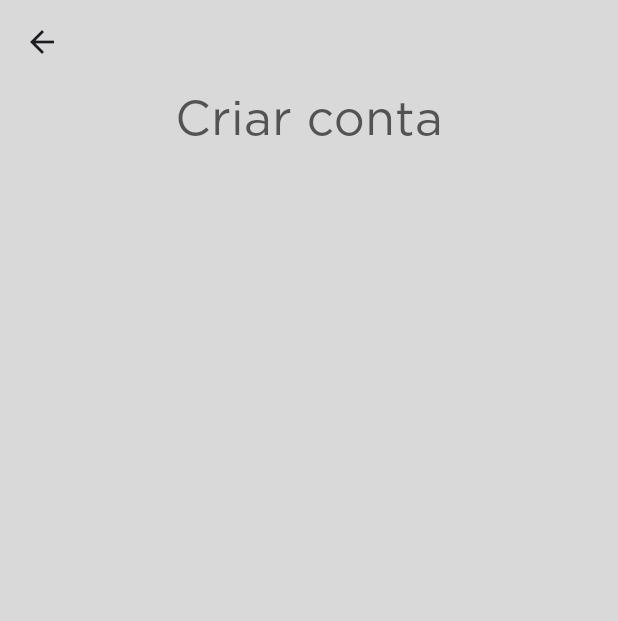
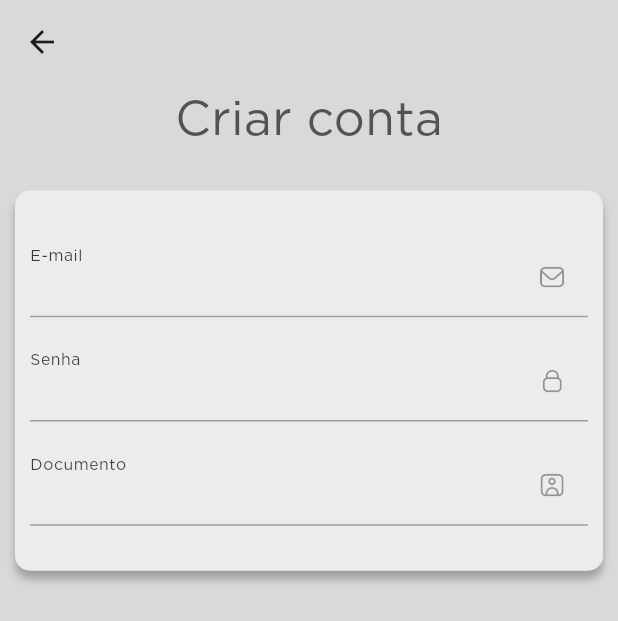
Before and after one commit to bystartupgit/ivi-marcenaria-app, a Flutter app: the RegisterPage screen opened by its route, on a phone screen of 412 x 824 dp. Shown: the top 621 px of the screen. Run offline on Flutter 3.47's test engine with Material 3 defaults, Android fonts, the phone set to English and light mode, and no system bars; our stand-ins replace flutter_modular.

Commit message:
Register components

```diff
--- a/lib/modules/login/presentation/components/login_card_widget.dart
+++ b/lib/modules/login/presentation/components/login_card_widget.dart
@@ -2,10 +2,10 @@ import 'package:flutter/material.dart';
 import 'package:flutter_modular/flutter_modular.dart';
 import 'package:marcenaria/core/themes/color_theme.dart';
 import 'package:marcenaria/modules/login/domain/mappers/router_mapper.dart';
-import 'package:marcenaria/modules/login/presentation/components/login_icons.dart';
-import 'package:marcenaria/modules/login/presentation/components/email_textfield_widget.dart';
+import 'package:marcenaria/modules/login/shared/components/login_icons.dart';
+import 'package:marcenaria/modules/login/shared/components/email_textfield_widget.dart';
 import 'package:marcenaria/modules/login/presentation/components/login_navigation_text_widget.dart';
-import 'package:marcenaria/modules/login/presentation/components/password_textfield_widget.dart';
+import 'package:marcenaria/modules/login/shared/components/password_textfield_widget.dart';
 
 class LoginCardWidget extends StatelessWidget {
 
--- /dev/null
+++ b/lib/modules/login/register/presentation/components/register_card_widget.dart
@@ -0,0 +1,36 @@
+import 'package:flutter/material.dart';
+import 'package:marcenaria/core/themes/color_theme.dart';
+import 'package:marcenaria/modules/login/shared/components/document_textfield_widget.dart';
+import 'package:marcenaria/modules/login/shared/components/email_textfield_widget.dart';
+import 'package:marcenaria/modules/login/shared/components/login_icons.dart';
+import 'package:marcenaria/modules/login/shared/components/password_textfield_widget.dart';
+
+class RegisterCardWidget extends StatelessWidget {
+  const RegisterCardWidget({super.key});
+
+  @override
+  Widget build(BuildContext context) {
+    return Column(
+      mainAxisSize: MainAxisSize.min,
+      crossAxisAlignment: CrossAxisAlignment.stretch,
+      children: [
+        Container(
+            padding: const EdgeInsets.symmetric(vertical: 15,horizontal: 10),
+            decoration: BoxDecoration(
+                boxShadow: [BoxShadow(color: ColorTheme.gray, blurRadius: 4.0, offset: const Offset(0.0, 5.0))],
+                color: const Color(0xFFECECEC),
+                borderRadius: BorderRadius.circular(10.0)),
+            child: Column(
+                children: [
+
+                  const SizedBox(height: 15.0),
+                  EmailTextFieldWidget(title: "E-mail", icon: LoginIcons.email, onChanged: (String value) {}),
+                  const SizedBox(height: 15.0),
+                  PasswordTextFieldWidget(title: "Senha",icon: LoginIcons.password, onChanged: (String value) {}),
+                  const SizedBox(height: 15.0),
+                  DocumentTextFieldWidget(title: "Documento", icon: LoginIcons.cpf, onChanged: (String value) {}),
+                  const SizedBox(height: 15.0),
+                ])),
+      ]);
+  }
+}
--- a/lib/modules/login/register/presentation/register_page.dart
+++ b/lib/modules/login/register/presentation/register_page.dart
@@ -1,5 +1,6 @@
 import 'package:flutter/material.dart';
 import 'package:marcenaria/core/themes/color_theme.dart';
+import 'package:marcenaria/modules/login/register/presentation/components/register_card_widget.dart';
 import 'package:marcenaria/modules/login/shared/components/login_title_widget.dart';
 
 class RegisterPage extends StatefulWidget {
@@ -20,14 +21,19 @@ class _RegisterPageState extends State<RegisterPage> {
       resizeToAvoidBottomInset: true,
       backgroundColor: ColorTheme.background,
       appBar: AppBar(backgroundColor: ColorTheme.background),
-      body: Column(
-          mainAxisSize: MainAxisSize.min,
-          crossAxisAlignment: CrossAxisAlignment.stretch,
-          mainAxisAlignment: MainAxisAlignment.center,
-          children: [
-            Center(child: LoginTitleWidget(title: title))
+      body: Container(
+        padding: const EdgeInsets.symmetric(horizontal: 10.0),
+        child: Column(
+            mainAxisSize: MainAxisSize.min,
+            crossAxisAlignment: CrossAxisAlignment.stretch,
+            mainAxisAlignment: MainAxisAlignment.center,
+            children: [
+              Center(child: LoginTitleWidget(title: title)),
+              const SizedBox(height: 25.0),
+              const RegisterCardWidget()
 
-          ]),
+            ]),
+      ),
     );
   }
 }
--- /dev/null
+++ b/lib/modules/login/register/presentation/utils/cpf_formatter_util.dart
@@ -0,0 +1,34 @@
+import 'package:flutter/material.dart';
+import 'package:flutter/services.dart';
+
+class CpfInputFormatter extends TextInputFormatter {
+
+  @override
+  TextEditingValue formatEditUpdate(TextEditingValue oldValue, TextEditingValue newValue) {
+
+    String value = newValue.text;
+
+    value = value.replaceAll(RegExp(r'[^0-9]'), '');
+
+    if (value.length > 11) { value = value.substring(0, 11); }
+
+    String textFormatted = '';
+
+    if (value.length > 9) {
+      textFormatted = '${value.substring(0, 3)}.${value.substring(3, 6)}.${value.substring(6, 9)}-${value.substring(9)}';
+    }
+
+    else if (value.length > 6) {
+      textFormatted = '${value.substring(0, 3)}.${value.substring(3, 6)}.${value.substring(6)}';
+    }
+
+    else if (value.length > 3) { textFormatted = '${value.substring(0, 3)}.${value.substring(3)}'; }
+
+    else { textFormatted = value; }
+
+    return TextEditingValue(
+      text: textFormatted,
+      selection: TextSelection.collapsed(offset: textFormatted.length),
+    );
+  }
+}
--- /dev/null
+++ b/lib/modules/login/shared/components/document_textfield_widget.dart
@@ -0,0 +1,39 @@
+
+
+import 'package:flutter/material.dart';
+import 'package:flutter/services.dart';
+import 'package:marcenaria/core/themes/color_theme.dart';
+import 'package:marcenaria/core/themes/family_theme.dart';
+import 'package:marcenaria/modules/login/register/presentation/utils/cpf_formatter_util.dart';
+
+class DocumentTextFieldWidget extends StatelessWidget {
+
+  final String title;
+  final IconData icon;
+
+  final Function(String value) onChanged;
+  final TextInputType keyboard;
+
+  const DocumentTextFieldWidget({super.key,required this.title,
+    required this.onChanged,
+    this.icon = Icons.add, this.keyboard = TextInputType.number});
+
+  @override
+  Widget build(BuildContext context) {
+    return TextField(
+      style: TextStyle(color: ColorTheme.gray,fontSize: 16,fontFamily: FamilyTheme.regular),
+      onChanged: onChanged,
+      keyboardType: keyboard,
+      inputFormatters: [
+        FilteringTextInputFormatter.digitsOnly,
+        CpfInputFormatter()
+      ],
+      decoration: InputDecoration(labelText: title,
+          suffixIcon: Icon(icon,size: 15,color: const Color.fromRGBO(59, 59, 59, 0.5)),
+          floatingLabelBehavior: FloatingLabelBehavior.always,
+          enabledBorder: UnderlineInputBorder(borderSide: BorderSide(color: ColorTheme.gray)),
+          focusedBorder: UnderlineInputBorder(borderSide: BorderSide(color: ColorTheme.gray)),
+          labelStyle: TextStyle(fontFamily: FamilyTheme.regular,fontSize: 14,color: ColorTheme.title)),
+    );
+  }
+}
```
Also changed, not shown: lib/modules/login/shared/components/email_textfield_widget.dart (renamed from lib/modules/login/presentation/components/email_textfield_widget.dart), lib/modules/login/shared/components/login_icons.dart (renamed from lib/modules/login/presentation/components/login_icons.dart), lib/modules/login/shared/components/password_textfield_widget.dart (renamed from lib/modules/login/presentation/components/password_textfield_widget.dart).
